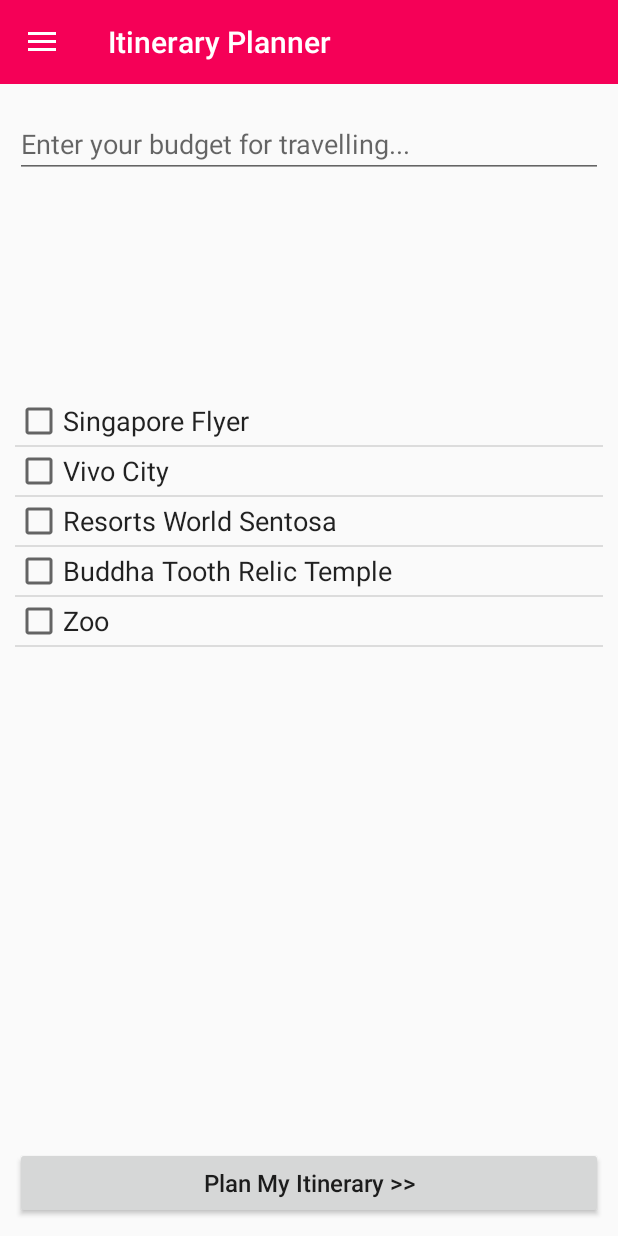
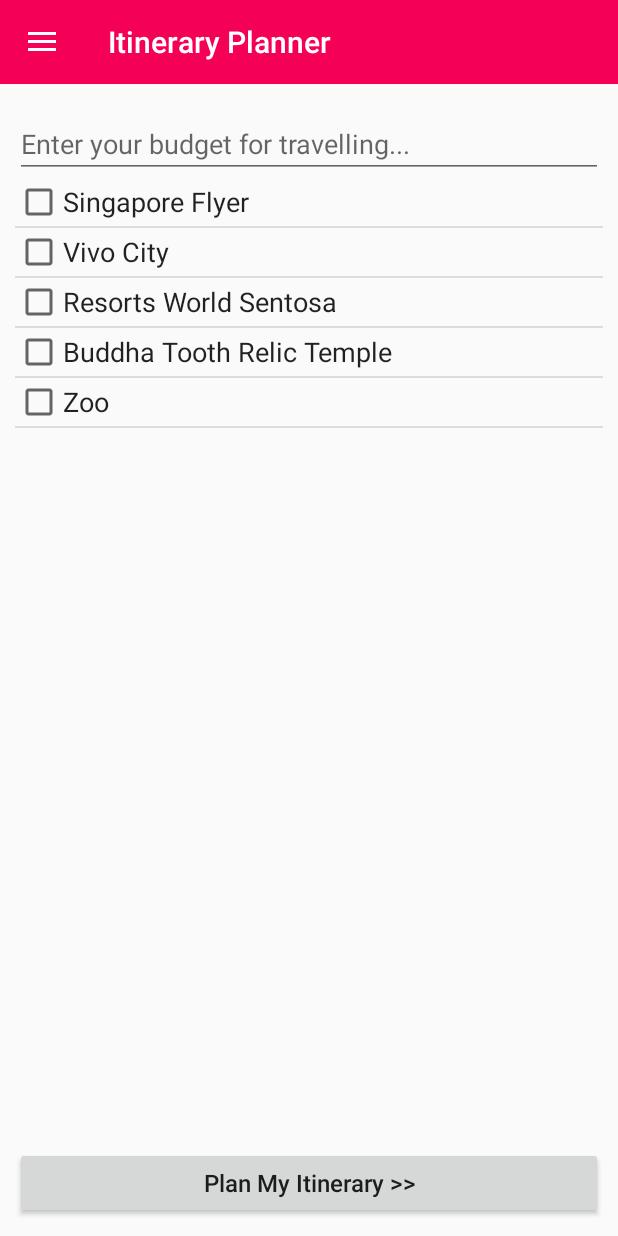
Before and after one commit to stanleynguyen/Xplorer, an Android app: the ChooseDestinationsActivity screen opened directly, with no data from a screen before it, on a phone screen of 412 x 824 dp. Run offline under Robolectric (Android 15) with nearby library versions, the phone set to English and light mode, and no system bars.

Commit message:
small fixes to ui and icon

```diff
--- a/XplorerApp/app/src/main/res/layout/activity_choose_destinations.xml
+++ b/XplorerApp/app/src/main/res/layout/activity_choose_destinations.xml
@@ -48,6 +48,7 @@
                 android:id="@+id/list_view"
                 android:layout_width="match_parent"
                 android:layout_height="350dp"
+                android:layout_below="@+id/editText"
                 android:layout_centerVertical="true"
                 android:layout_alignParentLeft="true"
                 android:layout_alignParentStart="true">
```
Also changed, not shown: XplorerApp/app/src/main/res/drawable/ic_logo.png.
